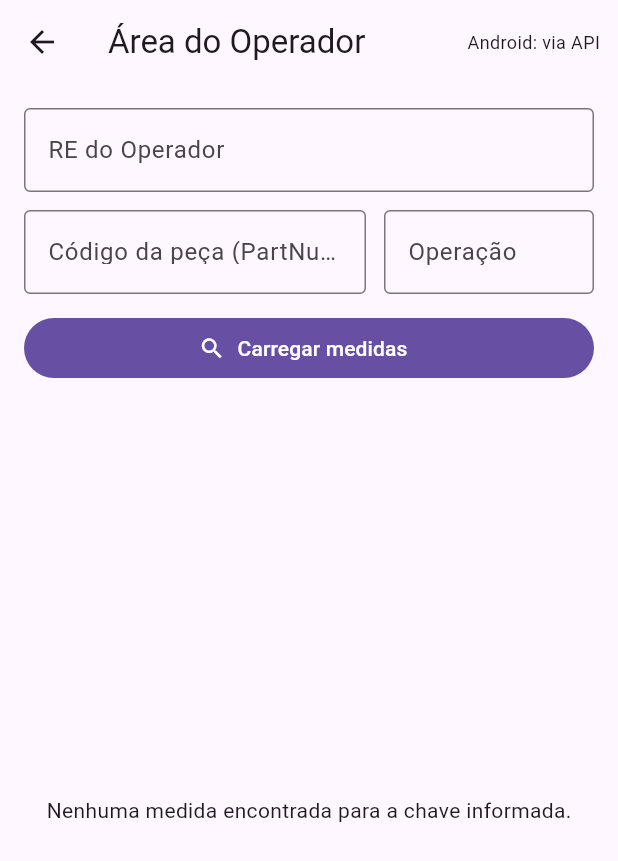
After one commit to jimmybong98/Relic---TTProd, a Flutter app: the MainMenuPage screen opened directly, after a tap on "Área do Operador", on a phone screen of 412 x 824 dp. The commit adds this screen. Shown: the top 861 px of the screen. Run offline on Flutter 3.47's test engine with Material 3 defaults, Android fonts, the phone set to English and light mode, and no system bars; our stand-ins replace flutter_dotenv, flutter_riverpod, hive_flutter; accounts and stored records are empty.

Commit message:
Add main menu and operator area

```diff
--- a/lib/app.dart
+++ b/lib/app.dart
@@ -1,5 +1,5 @@
 import 'package:flutter/material.dart';
-import 'features/preparacao/presentation/widgets/preparacao_page.dart';
+import 'features/main_menu/main_menu_page.dart';
 
 class App extends StatelessWidget {
   const App({super.key});
@@ -9,7 +9,7 @@ class App extends StatelessWidget {
     return MaterialApp(
       title: 'Relic TT Prod',
       debugShowCheckedModeBanner: false,
-      home: const PreparacaoPage(), // <- aqui tá a sua home
+      home: const MainMenuPage(), // Menu principal com áreas
     );
   }
 }
--- /dev/null
+++ b/lib/features/main_menu/main_menu_page.dart
@@ -0,0 +1,66 @@
+import 'package:flutter/material.dart';
+
+import '../preparacao/presentation/widgets/preparacao_page.dart';
+import '../operador/presentation/operador_page.dart';
+
+class MainMenuPage extends StatelessWidget {
+  const MainMenuPage({super.key});
+
+  @override
+  Widget build(BuildContext context) {
+    return Scaffold(
+      appBar: AppBar(title: const Text('Menu Principal')),
+      body: Center(
+        child: Column(
+          mainAxisAlignment: MainAxisAlignment.center,
+          children: [
+            FilledButton(
+              onPressed: () {
+                Navigator.of(context).push(
+                  MaterialPageRoute(
+                    builder: (_) => const PreparacaoPage(),
+                  ),
+                );
+              },
+              child: const Text('Área do Preparador'),
+            ),
+            const SizedBox(height: 16),
+            FilledButton(
+              onPressed: () {
+                Navigator.of(context).push(
+                  MaterialPageRoute(
+                    builder: (_) => const OperadorPage(),
+                  ),
+                );
+              },
+              child: const Text('Área do Operador'),
+            ),
+            const SizedBox(height: 16),
+            FilledButton(
+              onPressed: () {
+                Navigator.of(context).push(
+                  MaterialPageRoute(
+                    builder: (_) => const _SupervisaoPage(),
+                  ),
+                );
+              },
+              child: const Text('Supervisão'),
+            ),
+          ],
+        ),
+      ),
+    );
+  }
+}
+
+class _SupervisaoPage extends StatelessWidget {
+  const _SupervisaoPage();
+
+  @override
+  Widget build(BuildContext context) {
+    return const Scaffold(
+      appBar: AppBar(title: Text('Supervisão')),
+      body: Center(child: Text('Em desenvolvimento')),
+    );
+  }
+}
--- /dev/null
+++ b/lib/features/operador/data/repository_provider.dart
@@ -0,0 +1,11 @@
+import 'package:flutter_riverpod/flutter_riverpod.dart';
+
+import '../../preparacao/data/medidas_repository.dart';
+import '../../preparacao/data/api_medidas_repository.dart';
+
+final operadorRepositoryProvider = Provider<MedidasRepository>((ref) {
+  return ApiMedidasRepository(
+    medidasPath: '/operador/medidas',
+    resultadoPath: '/operador/resultado',
+  );
+});
--- /dev/null
+++ b/lib/features/operador/presentation/operador_page.dart
@@ -0,0 +1,272 @@
+import 'dart:io';
+
+import 'package:flutter/material.dart';
+import 'package:flutter_riverpod/flutter_riverpod.dart';
+
+import '../../preparacao/data/models.dart';
+import '../data/repository_provider.dart';
+
+final medidasOperadorControllerProvider = StateNotifierProvider.autoDispose<
+    MedidasOperadorController, AsyncValue<List<MedidaItem>>>((ref) {
+  return MedidasOperadorController(ref);
+});
+
+class MedidasOperadorController
+    extends StateNotifier<AsyncValue<List<MedidaItem>>> {
+  final Ref _ref;
+  MedidasOperadorController(this._ref) : super(const AsyncValue.data([]));
+
+  Future<void> carregar({
+    required String partnumber,
+    required String operacao,
+  }) async {
+    state = const AsyncValue.loading();
+    try {
+      final repo = _ref.read(operadorRepositoryProvider);
+      final itens =
+          await repo.getMedidas(partnumber: partnumber, operacao: operacao);
+      state = AsyncValue.data(itens);
+    } catch (e, st) {
+      state = AsyncValue.error(e, st);
+    }
+  }
+
+  void setStatus(int index, StatusMedida status) {
+    final current = [...(state.value ?? const <MedidaItem>[])];
+    if (index < 0 || index >= current.length) return;
+    current[index] = MedidaItem(
+      titulo: current[index].titulo,
+      faixaTexto: current[index].faixaTexto,
+      minimo: current[index].minimo,
+      maximo: current[index].maximo,
+      unidade: current[index].unidade,
+      status: status,
+      observacao: current[index].observacao,
+    );
+    state = AsyncValue.data(current);
+  }
+}
+
+class OperadorPage extends ConsumerStatefulWidget {
+  const OperadorPage({super.key});
+
+  @override
+  ConsumerState<OperadorPage> createState() => _OperadorPageState();
+}
+
+class _OperadorPageState extends ConsumerState<OperadorPage> {
+  final _formKey = GlobalKey<FormState>();
+  final _reCtrl = TextEditingController();
+  final _partCtrl = TextEditingController();
+  final _opCtrl = TextEditingController();
+
+  @override
+  void dispose() {
+    _reCtrl.dispose();
+    _partCtrl.dispose();
+    _opCtrl.dispose();
+    super.dispose();
+  }
+
+  @override
+  Widget build(BuildContext context) {
+    final medidasAsync = ref.watch(medidasOperadorControllerProvider);
+
+    return Scaffold(
+      appBar: AppBar(
+        title: const Text('Área do Operador'),
+        actions: [
+          Padding(
+            padding: const EdgeInsets.only(right: 12.0),
+            child: Center(
+              child: Text(
+                Platform.isWindows
+                    ? 'Windows: leitura direta/API'
+                    : 'Android: via API',
+                style: const TextStyle(fontSize: 12),
+              ),
+            ),
+          )
+        ],
+      ),
+      body: SafeArea(
+        child: Padding(
+          padding: const EdgeInsets.all(16.0),
+          child: Column(
+            children: [
+              Form(
+                key: _formKey,
+                child: Column(
+                  children: [
+                    TextFormField(
+                      controller: _reCtrl,
+                      decoration: const InputDecoration(
+                        labelText: 'RE do Operador',
+                        border: OutlineInputBorder(),
+                      ),
+                      validator: (v) =>
+                          (v == null || v.trim().isEmpty) ? 'Obrigatório' : null,
+                    ),
+                    const SizedBox(height: 12),
+                    Row(
+                      children: [
+                        Expanded(
+                          child: TextFormField(
+                            controller: _partCtrl,
+                            decoration: const InputDecoration(
+                              labelText: 'Código da peça (PartNumber)',
+                              border: OutlineInputBorder(),
+                            ),
+                            validator: (v) =>
+                                (v == null || v.trim().isEmpty)
+                                    ? 'Obrigatório'
+                                    : null,
+                          ),
+                        ),
+                        const SizedBox(width: 12),
+                        SizedBox(
+                          width: 140,
+                          child: TextFormField(
+                            controller: _opCtrl,
+                            decoration: const InputDecoration(
+                              labelText: 'Operação',
+                              border: OutlineInputBorder(),
+                            ),
+                            validator: (v) =>
+                                (v == null || v.trim().isEmpty)
+                                    ? 'Obrigatório'
+                                    : null,
+                          ),
+                        ),
+                      ],
+                    ),
+                    const SizedBox(height: 12),
+                    SizedBox(
+                      width: double.infinity,
+                      child: FilledButton.icon(
+                        onPressed: () async {
+                          if (_formKey.currentState!.validate()) {
+                            FocusScope.of(context).unfocus();
+                            await ref
+                                .read(
+                                    medidasOperadorControllerProvider.notifier)
+                                .carregar(
+                                  partnumber: _partCtrl.text.trim(),
+                                  operacao: _opCtrl.text.trim(),
+                                );
+                          }
+                        },
+                        icon: const Icon(Icons.search),
+                        label: const Text('Carregar medidas'),
+                      ),
+                    ),
+                  ],
+                ),
+              ),
+              const SizedBox(height: 16),
+              Expanded(
+                child: medidasAsync.when(
+                  data: (list) {
+                    if (list.isEmpty) {
+                      return const Center(
+                        child: Text(
+                            'Nenhuma medida encontrada para a chave informada.'),
+                      );
+                    }
+                    return ListView.separated(
+                      itemCount: list.length,
+                      separatorBuilder: (_, __) => const SizedBox(height: 8),
+                      itemBuilder: (context, index) {
+                        final item = list[index];
+                        return _MeasurementTile(
+                          item: item,
+                          onSelect: (status) => ref
+                              .read(medidasOperadorControllerProvider.notifier)
+                              .setStatus(index, status),
+                        );
+                      },
+                    );
+                  },
+                  loading: () => const Center(
+                    child: CircularProgressIndicator(),
+                  ),
+                  error: (e, _) => Center(
+                    child: Text('Erro ao carregar:\n${e.toString()}'),
+                  ),
+                ),
+              ),
+            ],
+          ),
+        ),
+      ),
+    );
+  }
+}
+
+class _MeasurementTile extends StatelessWidget {
+  final MedidaItem item;
+  final void Function(StatusMedida) onSelect;
+
+  const _MeasurementTile({
+    required this.item,
+    required this.onSelect,
+  });
+
+  @override
+  Widget build(BuildContext context) {
+    final styleLabel = Theme.of(context).textTheme.titleMedium;
+    final styleSpec = Theme.of(context).textTheme.bodyMedium;
+
+    String subtitulo = item.faixaTexto;
+    if (subtitulo.isEmpty && (item.minimo != null || item.maximo != null)) {
+      final minStr = item.minimo?.toStringAsFixed(2) ?? '';
+      final maxStr = item.maximo?.toStringAsFixed(2) ?? '';
+      final uni = (item.unidade ?? '').isNotEmpty ? ' ${item.unidade}' : '';
+      if (minStr.isNotEmpty && maxStr.isNotEmpty) {
+        subtitulo = '$minStr – $maxStr$uni';
+      } else if (minStr.isNotEmpty) {
+        subtitulo = '≥ $minStr$uni';
+      } else if (maxStr.isNotEmpty) {
+        subtitulo = '≤ $maxStr$uni';
+      }
+    }
+
+    return Card(
+      elevation: 0.5,
+      child: Padding(
+        padding: const EdgeInsets.all(12.0),
+        child: Column(
+          crossAxisAlignment: CrossAxisAlignment.start,
+          children: [
+            Text(item.titulo.isEmpty ? '(sem título)' : item.titulo,
+                style: styleLabel),
+            const SizedBox(height: 4),
+            Text(subtitulo.isEmpty ? '(sem faixa)' : subtitulo,
+                style: styleSpec),
+            const SizedBox(height: 8),
+            Wrap(
+              spacing: 8,
+              children: [
+                ChoiceChip(
+                  label: const Text('OK'),
+                  selected: item.status == StatusMedida.ok,
+                  onSelected: (_) => onSelect(StatusMedida.ok),
+                ),
+                ChoiceChip(
+                  label: const Text('Alerta'),
+                  selected: item.status == StatusMedida.alerta,
+                  onSelected: (_) => onSelect(StatusMedida.alerta),
+                ),
+                ChoiceChip(
+                  label: const Text('Reprovada'),
+                  selected: item.status == StatusMedida.reprovada,
+                  onSelected: (_) => onSelect(StatusMedida.reprovada),
+                ),
+              ],
+            ),
+          ],
+        ),
+      ),
+    );
+  }
+}
```
Also changed, not shown: 1 other file.
